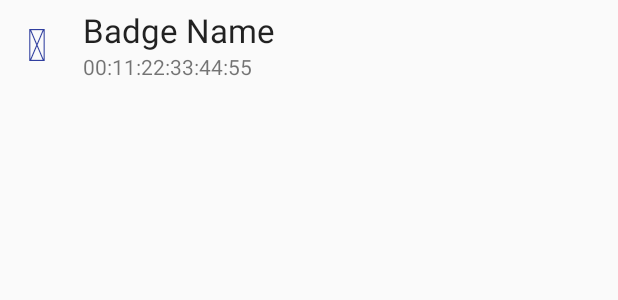
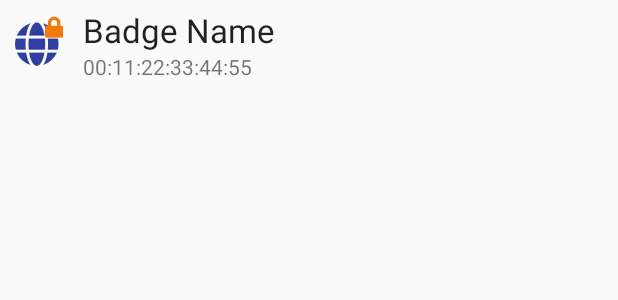
Before and after one commit to Matir/DC26Badge, an Android app: the layout badge_device.xml on its own in the app's theme, with its tools: preview values and no code run, on a phone screen of 412 x 824 dp. Shown: the top 300 px of the screen. Run offline under Robolectric (Android 15) with nearby library versions, the phone set to English and light mode, and no system bars.

Commit message:
Add an icon on previously used devices.

```diff
--- a/android/app/src/main/res/layout/badge_device.xml
+++ b/android/app/src/main/res/layout/badge_device.xml
@@ -19,17 +19,38 @@
             android:layout_height="wrap_content"
             android:layout_weight="1" />
 
+        <RelativeLayout
+            android:layout_width="50dp"
+            android:layout_height="50dp"
+            android:layout_weight="1">
+
             <TextView
                 android:id="@+id/deviceIconView"
-            android:layout_width="50dp"
-            android:layout_height="50dp"
+                android:layout_width="match_parent"
+                android:layout_height="match_parent"
                 android:layout_weight="1"
+                android:fontFamily="@font/fontawesome_solid"
                 android:gravity="center"
                 android:text="@string/icon_globe"
                 android:textAlignment="center"
                 android:textColor="?android:attr/colorPrimaryDark"
                 android:textSize="30sp"
                 android:typeface="normal" />
+
+            <TextView
+                android:id="@+id/icon_lock"
+                android:layout_width="wrap_content"
+                android:layout_height="wrap_content"
+                android:layout_alignParentRight="true"
+                android:layout_alignParentTop="true"
+                android:layout_gravity="top|right"
+                android:layout_marginRight="8dp"
+                android:layout_marginTop="8dp"
+                android:fontFamily="@font/fontawesome_solid"
+                android:text="@string/icon_lock"
+                android:textColor="?android:attr/colorFocusedHighlight"
+                android:visibility="visible" />
+        </RelativeLayout>
 
         <Space
             android:layout_width="match_parent"
--- a/android/app/src/main/res/values/strings.xml
+++ b/android/app/src/main/res/values/strings.xml
@@ -6,5 +6,6 @@
     <string name="change">Change</string>
     <string name="icon_android">&#xf17b;</string>
     <string name="icon_globe">&#xf0ac;</string>
+    <string name="icon_lock">&#xf023;</string>
     <string name="no_badges">No Badges Were Found</string>
 </resources>
```
Also changed, not shown: android/app/src/main/java/com/attackercommunity/acdcbadge/BadgeListAdapter.java (+11 -4 lines), android/app/src/main/java/com/attackercommunity/acdcbadge/FontFoundry.java (deleted, +0 -31 lines), android/app/src/main/res/font/fontawesome_regular.otf (renamed from android/app/src/main/assets/fonts/fontawesome-regular.otf), android/app/src/main/res/font/fontawesome_solid.otf (renamed from android/app/src/main/assets/fonts/fontawesome-solid.otf). Lines whose indentation alone changed are shown as unchanged.
